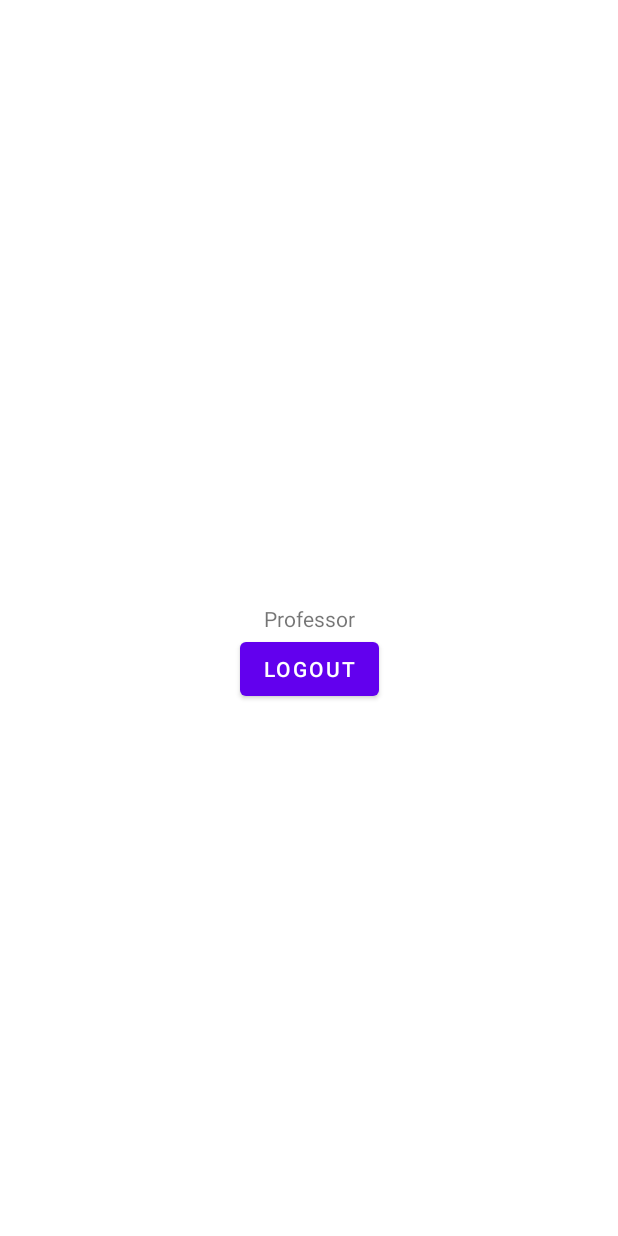
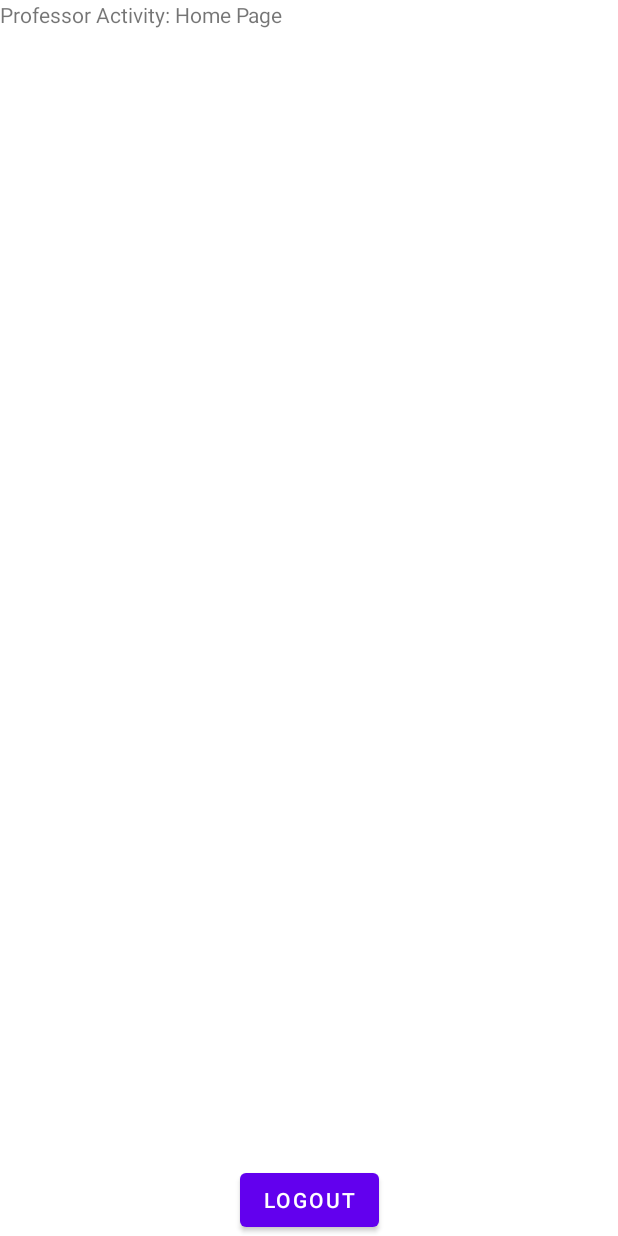
Before and after one commit to Abizer-R/Teach_Jr, an Android app: the ProfessorActivity screen opened directly, with no data from a screen before it, on a phone screen of 412 x 824 dp. Run offline under Robolectric (Android 15) with nearby library versions, the phone set to English and light mode, and no system bars; our stand-ins replace Firebase (no records; nobody signed in at launch, a user with empty details on screens opened directly).

Commit message:
Fragments Setup for professor activity completed

```diff
--- /dev/null
+++ b/app/src/main/java/com/example/teachjr/ui/professor/profFragments/profHomeFragment.kt
@@ -0,0 +1,22 @@
+package com.example.teachjr.ui.professor.profFragments
+
+import android.os.Bundle
+import androidx.fragment.app.Fragment
+import android.view.LayoutInflater
+import android.view.View
+import android.view.ViewGroup
+import com.example.teachjr.R
+import com.example.teachjr.databinding.FragmentProfHomeBinding
+
+class profHomeFragment : Fragment() {
+
+    private lateinit var binding: FragmentProfHomeBinding
+
+    override fun onCreateView(
+        inflater: LayoutInflater, container: ViewGroup?,
+        savedInstanceState: Bundle?
+    ): View {
+        binding = FragmentProfHomeBinding.inflate(layoutInflater)
+        return binding.root
+    }
+}
--- a/app/src/main/res/layout/activity_auth.xml
+++ b/app/src/main/res/layout/activity_auth.xml
@@ -8,7 +8,7 @@
 
 
     <androidx.fragment.app.FragmentContainerView
-        android:id="@+id/fragmentContainerView"
+        android:id="@+id/authFragmentContainerView"
         android:name="androidx.navigation.fragment.NavHostFragment"
         android:layout_width="match_parent"
         android:layout_height="match_parent"
--- a/app/src/main/res/layout/activity_professor.xml
+++ b/app/src/main/res/layout/activity_professor.xml
@@ -11,19 +11,21 @@
         android:layout_width="wrap_content"
         android:layout_height="wrap_content"
         android:text="logout"
+        app:layout_constraintBottom_toBottomOf="parent"
+        app:layout_constraintEnd_toEndOf="parent"
+        app:layout_constraintStart_toStartOf="parent" />
+
+    <androidx.fragment.app.FragmentContainerView
+        android:id="@+id/profFragmentContainerView"
+        android:name="androidx.navigation.fragment.NavHostFragment"
+        android:layout_width="match_parent"
+        android:layout_height="0dp"
+        app:defaultNavHost="true"
+        app:layout_constraintBottom_toTopOf="@+id/btnLogout"
         app:layout_constraintEnd_toEndOf="parent"
         app:layout_constraintStart_toStartOf="parent"
-        app:layout_constraintTop_toBottomOf="@+id/textView" />
-
-    <TextView
-        android:id="@+id/textView"
-        android:layout_width="wrap_content"
-        android:layout_height="wrap_content"
-        android:text="Professor"
-        app:layout_constraintBottom_toBottomOf="parent"
-        app:layout_constraintEnd_toEndOf="parent"
-        app:layout_constraintStart_toStartOf="parent"
-        app:layout_constraintTop_toTopOf="parent" />
+        app:layout_constraintTop_toTopOf="parent"
+        app:navGraph="@navigation/nav_graph_prof" />
 
 
 </androidx.constraintlayout.widget.ConstraintLayout>
--- /dev/null
+++ b/app/src/main/res/layout/fragment_prof_home.xml
@@ -0,0 +1,14 @@
+<?xml version="1.0" encoding="utf-8"?>
+<FrameLayout xmlns:android="http://schemas.android.com/apk/res/android"
+    xmlns:tools="http://schemas.android.com/tools"
+    android:layout_width="match_parent"
+    android:layout_height="match_parent"
+    tools:context=".ui.professor.profFragments.profHomeFragment">
+
+    <!-- TODO: Update blank fragment layout -->
+    <TextView
+        android:layout_width="match_parent"
+        android:layout_height="match_parent"
+        android:text="Professor Activity: Home Page" />
+
+</FrameLayout>
--- /dev/null
+++ b/app/src/main/res/navigation/nav_graph_prof.xml
@@ -0,0 +1,47 @@
+<?xml version="1.0" encoding="utf-8"?>
+<navigation xmlns:android="http://schemas.android.com/apk/res/android"
+    xmlns:app="http://schemas.android.com/apk/res-auto"
+    xmlns:tools="http://schemas.android.com/tools"
+    android:id="@+id/nav_graph_prof"
+    app:startDestination="@id/profHomeFragment">
+
+    <fragment
+        android:id="@+id/profHomeFragment"
+        android:name="com.example.teachjr.ui.professor.profFragments.profHomeFragment"
+        android:label="fragment_prof_home"
+        tools:layout="@layout/fragment_prof_home" >
+        <action
+            android:id="@+id/action_profHomeFragment_to_profCourseCreateFragment"
+            app:destination="@id/profCourseCreateFragment" />
+        <action
+            android:id="@+id/action_profHomeFragment_to_profCourseDetailsFragment"
+            app:destination="@id/profCourseDetailsFragment" />
+    </fragment>
+    <fragment
+        android:id="@+id/profCourseCreateFragment"
+        android:name="com.example.teachjr.ui.professor.profFragments.profCourseCreateFragment"
+        android:label="fragment_prof_course_create"
+        tools:layout="@layout/fragment_prof_course_create" />
+    <fragment
+        android:id="@+id/profCourseDetailsFragment"
+        android:name="com.example.teachjr.ui.professor.profFragments.profCourseDetailsFragment"
+        android:label="fragment_prof_course_details"
+        tools:layout="@layout/fragment_prof_course_details" >
+        <action
+            android:id="@+id/action_profCourseDetailsFragment_to_profMarkAtdFragment"
+            app:destination="@id/profMarkAtdFragment" />
+        <action
+            android:id="@+id/action_profCourseDetailsFragment_to_profStdListFragment"
+            app:destination="@id/profStdListFragment" />
+    </fragment>
+    <fragment
+        android:id="@+id/profMarkAtdFragment"
+        android:name="com.example.teachjr.ui.professor.profFragments.profMarkAtdFragment"
+        android:label="fragment_prof_mark_atd"
+        tools:layout="@layout/fragment_prof_mark_atd" />
+    <fragment
+        android:id="@+id/profStdListFragment"
+        android:name="com.example.teachjr.ui.professor.profFragments.profStdListFragment"
+        android:label="fragment_prof_std_list"
+        tools:layout="@layout/fragment_prof_std_list" />
+</navigation>
```
Also changed, not shown: app/src/main/java/com/example/teachjr/ui/professor/profFragments/profCourseCreateFragment.kt (added, +24 -0 lines), app/src/main/java/com/example/teachjr/ui/professor/profFragments/profCourseDetailsFragment.kt (added, +23 -0 lines), app/src/main/java/com/example/teachjr/ui/professor/profFragments/profMarkAtdFragment.kt (added, +24 -0 lines), app/src/main/java/com/example/teachjr/ui/professor/profFragments/profStdListFragment.kt (added, +23 -0 lines), app/src/main/res/layout/fragment_prof_course_create.xml (added, +14 -0 lines), app/src/main/res/layout/fragment_prof_course_details.xml (added, +14 -0 lines), app/src/main/res/layout/fragment_prof_mark_atd.xml (added, +14 -0 lines), app/src/main/res/layout/fragment_prof_std_list.xml (added, +14 -0 lines).
